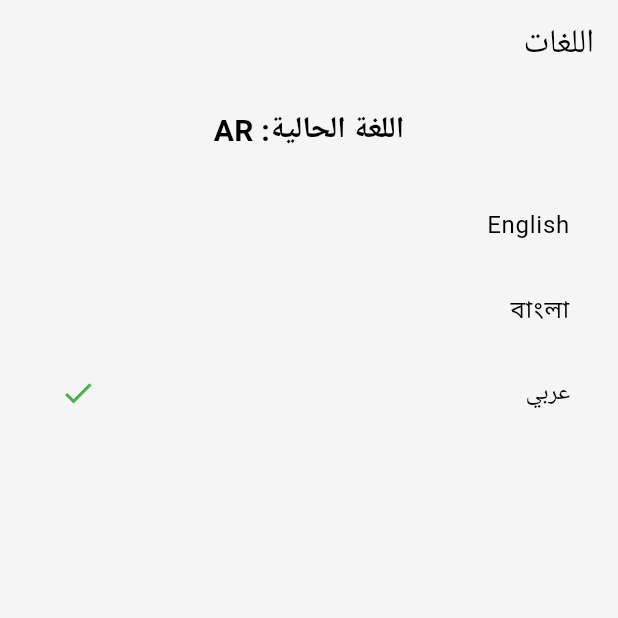
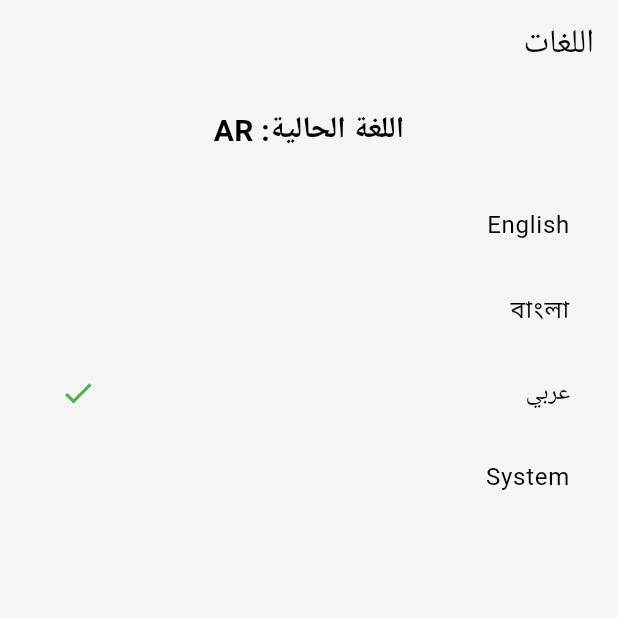
Before and after one commit to YousufRaza1/Movie-HUB, a Flutter app: the LanguagesScreen screen opened directly, after a tap on "English", after a tap on "বাংলা", after a tap on "عربي", on a phone screen of 412 x 824 dp, the top half of it. Run offline on Flutter 3.47's test engine with Material 3 defaults, Android fonts, the phone set to English and light mode, and no system bars; our stand-ins replace connectivity_plus, firebase_auth, firebase_core, firebase_messaging, get, google_sign_in and 3 more; accounts and stored records are empty; generated files the repository leaves out were written again.

Commit message:
system language also added to language suppoet

```diff
--- a/movie_hub/lib/base_module/Settings/View/language_setting_screen.dart
+++ b/movie_hub/lib/base_module/Settings/View/language_setting_screen.dart
@@ -19,7 +19,7 @@ class _LanguagesScreenState extends State<LanguagesScreen> {
       ),
       body: Padding(
         padding: const EdgeInsets.all(16.0),
-        child: Column(
+        child: Obx(() => Column(
           children: [
             // Display current selected language
             Text(
@@ -35,9 +35,12 @@ class _LanguagesScreenState extends State<LanguagesScreen> {
                     title: Text('English'),
                     onTap: () {
                       appController.changeLanguage('en');
-                      setState(() {}); // Refresh the UI
+                      setState(() {
+                        final langu = appController.fetchPreferredLanguage();
+                        print('userprefered = ${langu}');
+                      }); // Refresh the UI
                     },
-                    trailing: appController.locale.languageCode == 'en'
+                    trailing: appController.userSelectedLanguage == 'en'
                         ? Icon(Icons.check, color: Colors.green)
                         : null,
                   ),
@@ -45,9 +48,12 @@ class _LanguagesScreenState extends State<LanguagesScreen> {
                     title: Text('বাংলা'),
                     onTap: () {
                       appController.changeLanguage('bn');
-                      setState(() {}); // Refresh the UI
+                      setState(() {
+                        final langu = appController.fetchPreferredLanguage();
+                        print('userprefered = ${langu}');
+                      }); // Refresh the UI
                     },
-                    trailing: appController.locale.languageCode == 'bn'
+                    trailing: appController.userSelectedLanguage == 'bn'
                         ? Icon(Icons.check, color: Colors.green)
                         : null,
                   ),
@@ -55,17 +61,34 @@ class _LanguagesScreenState extends State<LanguagesScreen> {
                     title: Text('عربي'),
                     onTap: () {
                       appController.changeLanguage('ar');
-                      setState(() {}); // Refresh the UI
+                      setState(() {
+                        final langu = appController.fetchPreferredLanguage();
+                        print('userprefered = ${langu}');
+                      }); // Refresh the UI
                     },
-                    trailing: appController.locale.languageCode == 'ar'
+                    trailing: appController.userSelectedLanguage == 'ar'
                         ? Icon(Icons.check, color: Colors.green)
                         : null,
                   ),
+                  ListTile(
+                    title: Text('System'),
+                    onTap: () {
+                      appController.changeLanguage('system');
+                      setState(() async {
+                        final langu =
+                        await appController.fetchPreferredLanguage();
+                        print('userprefered = ${langu}');
+                      }); // Refresh the UI
+                    },
+                    trailing: appController.userSelectedLanguage == 'system'
+                        ? Icon(Icons.check, color: Colors.green)
+                        : null,
+                  )
                 ],
               ),
             ),
           ],
-        ),
+        ),)
       ),
     );
   }
--- a/movie_hub/lib/main.dart
+++ b/movie_hub/lib/main.dart
@@ -1,3 +1,5 @@
+import 'dart:ui';
+
 import 'package:flutter/material.dart';
 import 'package:movie_hub/base_module/Authentication/View/login_screen.dart';
 import 'package:movie_hub/base_module/Settings/View/setting_screen.dart';
@@ -11,13 +13,11 @@ import 'package:firebase_core/firebase_core.dart';
 import 'firebase_options.dart';
 import 'base_module/Authentication/ViewModel/AuthViewModel.dart';
 import 'package:firebase_messaging/firebase_messaging.dart';
-
+import 'package:shared_preferences/shared_preferences.dart';
 
 Future<void> _firebaseMessagingBackgroundHandler(RemoteMessage message) async {
   print('Handling a background message: ${message.data['screen']}');
 }
-
-
 
 void requestNotificationPermissions() async {
   FirebaseMessaging messaging = FirebaseMessaging.instance;
@@ -29,9 +29,7 @@ void requestNotificationPermissions() async {
   print('User granted permission: ${settings.authorizationStatus}');
 }
 
-
 void main() async {
-
   WidgetsFlutterBinding.ensureInitialized();
 
   await Firebase.initializeApp(
@@ -40,10 +38,10 @@ void main() async {
 
   FirebaseMessaging.onBackgroundMessage(_firebaseMessagingBackgroundHandler);
 
-
   Get.put(WatchListViewModel());
   runApp(const MyApp());
 }
+
 class MyApp extends StatefulWidget {
   const MyApp({super.key});
 
@@ -53,10 +51,9 @@ class MyApp extends StatefulWidget {
 
 class _MyAppState extends State<MyApp> {
   final MyAppController appController = Get.put(MyAppController());
-  final NetworkStatusController _controller = Get.put(NetworkStatusController());
+  final NetworkStatusController _controller =
+      Get.put(NetworkStatusController());
   final AuthService authService = Get.put(AuthService());
-
-
 
   @override
   void initState() {
@@ -75,7 +72,6 @@ class _MyAppState extends State<MyApp> {
       Get.to(SettingsScreen());
     });
 
-
     // Fetch the FCM token for the device (optional)
     _getFCMToken();
   }
@@ -84,7 +80,6 @@ class _MyAppState extends State<MyApp> {
     String? token = await FirebaseMessaging.instance.getToken();
     print('FCM Token: $token');
   }
-
 
   @override
   Widget build(BuildContext context) {
@@ -109,35 +104,104 @@ class _MyAppState extends State<MyApp> {
   }
 }
 
+
 class MyAppController extends GetxController {
-  // Initially set the locale to Bangla and theme mode to System
-  var _locale = Locale('bn').obs;
+  var _locale = Locale('en').obs;
   var _themeMode = ThemeMode.system.obs;
 
-  // Getters for locale and theme
   Locale get locale => _locale.value;
+
   ThemeMode get themeMode => _themeMode.value;
 
-  // Method to change the language
+  Rx<String> userSelectedLanguage = ''.obs;
+
+  @override
+  void onInit() {
+    super.onInit();
+    setPreferedLanguage();
+    observeSystemLocaleChanges();
+  }
+
+  void setPreferedLanguage() async {
+    print('Language init called');
+    var userSelectedPreference = await fetchPreferredLanguage();
+    if (userSelectedPreference == null) {
+      _locale.value = Locale('en');
+    } else {
+      changeLanguage(userSelectedPreference);
+      userSelectedLanguage.value = userSelectedPreference;
+    }
+  }
+
+  void observeSystemLocaleChanges() {
+    PlatformDispatcher.instance.onLocaleChanged = () {
+      print('System locale changed: ${PlatformDispatcher.instance.locale}');
+      selectLanguageForSystem();
+    };
+  }
+
+  Future<void> savePreferredLanguage(String languageCode) async {
+    final SharedPreferences prefs = await SharedPreferences.getInstance();
+    await prefs.setString('preferred_language', languageCode);
+  }
+
+  Future<String?> fetchPreferredLanguage() async {
+    final SharedPreferences prefs = await SharedPreferences.getInstance();
+    return prefs.getString('preferred_language');
+  }
+
+  void selectLanguageForSystem() {
+    Locale updatedLocale = PlatformDispatcher.instance.locale;
+
+    if (updatedLocale.languageCode == 'en') {
+      _locale.value = Locale('en');
+    } else if (updatedLocale.languageCode == 'bn') {
+      _locale.value = Locale('bn');
+    } else if (updatedLocale.languageCode == 'ar') {
+      _locale.value = Locale('ar');
+    } else {
+      _locale.value = Locale('system');
+    }
+
+    // Notify GetX and update app locale
+    Get.updateLocale(_locale.value);
+  }
+
   void changeLanguage(String languageCode) {
+    Locale systemLocale = PlatformDispatcher.instance.locale;
+    print(
+        'System language: ${systemLocale.languageCode}-${systemLocale.countryCode}');
+
     switch (languageCode) {
+      case 'system':
+        selectLanguageForSystem();
+        userSelectedLanguage.value = 'system';
+        break;
       case 'en':
         _locale.value = Locale('en');
+        savePreferredLanguage('en');
+        userSelectedLanguage.value = 'en';
         break;
       case 'bn':
         _locale.value = Locale('bn');
+        savePreferredLanguage('bn');
+        userSelectedLanguage.value = 'bn';
         break;
       case 'ar':
+        _locale.value = Locale('ar');
+        savePreferredLanguage('ar');
+        userSelectedLanguage.value = 'ar';
+        break;
       default:
-        _locale.value = Locale('ar');
+        _locale.value = Locale('en');
+        savePreferredLanguage('en');
+        userSelectedLanguage.value = 'en';
         break;
     }
 
-    // Update the locale for the app
     Get.updateLocale(_locale.value);
   }
 
-  // Method to change the theme
   void changeTheme(ThemeMode mode) {
     _themeMode.value = mode;
   }
```
Lines whose indentation alone changed are shown as unchanged.
